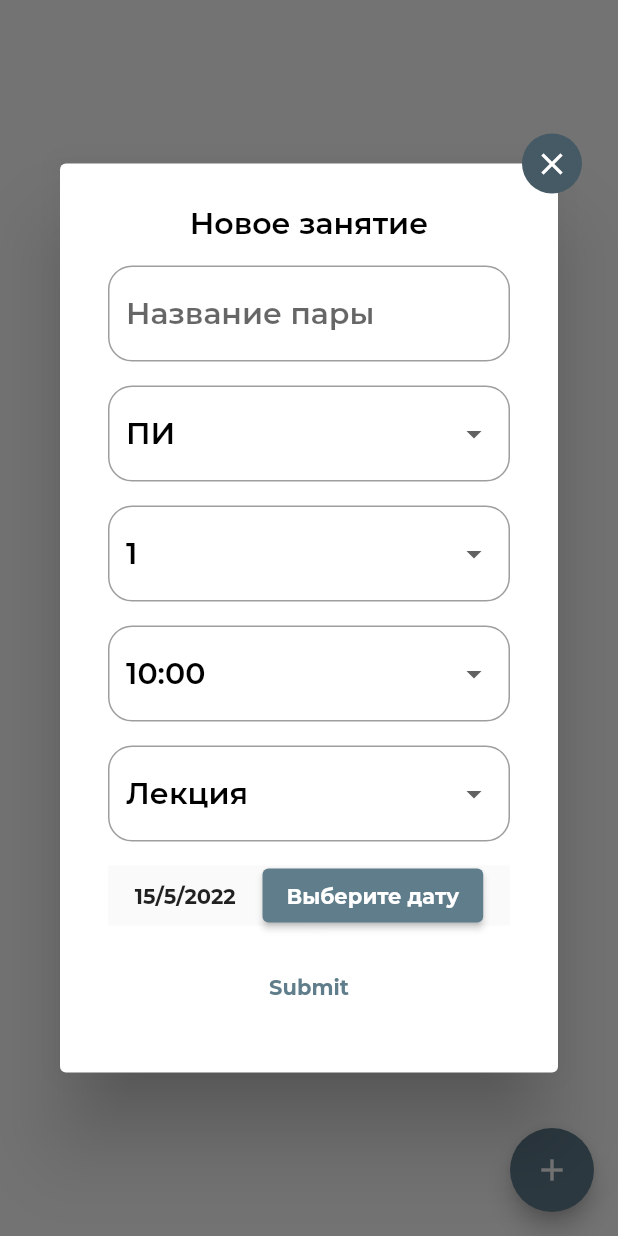
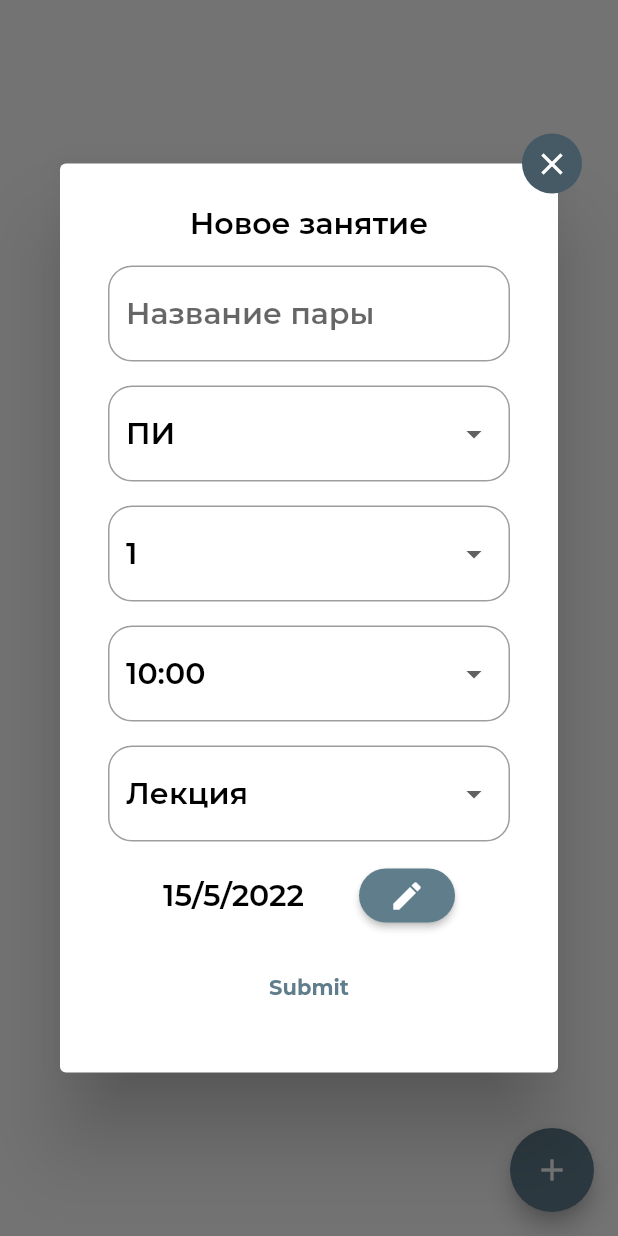
Before and after one commit to fitumi0/Stud.Notes, a Flutter app: the LessonsTab screen opened directly, after a tap on the "add" icon, on a phone screen of 412 x 824 dp. Run offline on Flutter 3.47's test engine with Material 2 defaults, Android fonts, the phone set to English and light mode, and no system bars; our stand-ins replace animated_theme_switcher, file_picker, flutter_speed_dial, sqflite, syncfusion_flutter_calendar; accounts and stored records are empty; project files that could hold a hidden picture were left out.

```diff
--- a/lib/pages/workspaces/add_lesson_helper.dart
+++ b/lib/pages/workspaces/add_lesson_helper.dart
@@ -2,7 +2,6 @@ import 'package:flutter/material.dart';
 
 
 DateTime selectedDate = DateTime.now();
-int _ddDate = selectedDate.millisecondsSinceEpoch;
 
 class DatePicker extends StatefulWidget {
   const DatePicker();
@@ -14,17 +13,24 @@ class DatePicker extends StatefulWidget {
 class _DatePickerState extends State<DatePicker> {
   @override
   Widget build(BuildContext context) {
-    return Scaffold(
-      body: Center(
+    return SafeArea(
+      child: Center(
         child: Row(
           mainAxisAlignment: MainAxisAlignment.spaceEvenly,
           children: <Widget>[
             Text("${selectedDate.day}/${selectedDate.month}/${selectedDate.year}"),
             ElevatedButton(
+              style: ButtonStyle(
+                  shape: MaterialStateProperty.all<RoundedRectangleBorder>(
+                      RoundedRectangleBorder(
+                          borderRadius: BorderRadius.circular(18.0),
+                      )
+                  )
+              ),
               onPressed: () {
                 _selectDate(context);
               },
-              child: const Text("Выберите дату"),
+              child: Icon(Icons.edit),
             ),
           ],
         ),
@@ -37,13 +43,12 @@ class _DatePickerState extends State<DatePicker> {
         context: context,
         initialDate: selectedDate,
         helpText: "Выберите дату занятия",
-        firstDate: DateTime(2010),
-        lastDate: DateTime(2025),
+        firstDate: DateTime.now(),
+        lastDate: DateTime(2050),
         initialEntryMode: DatePickerEntryMode.calendarOnly);
     if (selected != null && selected != selectedDate) {
       setState(() {
         selectedDate = selected;
-        _ddDate = selectedDate.millisecondsSinceEpoch;
       });
     }
   }
```
